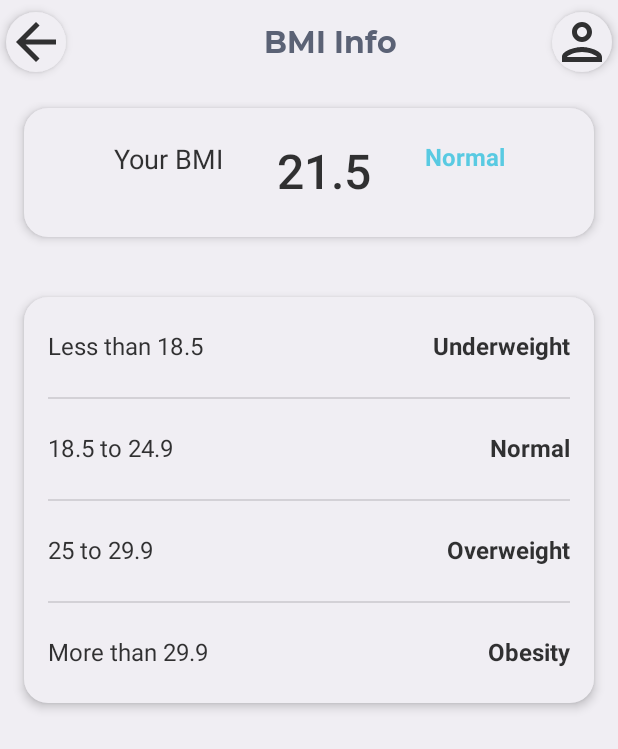
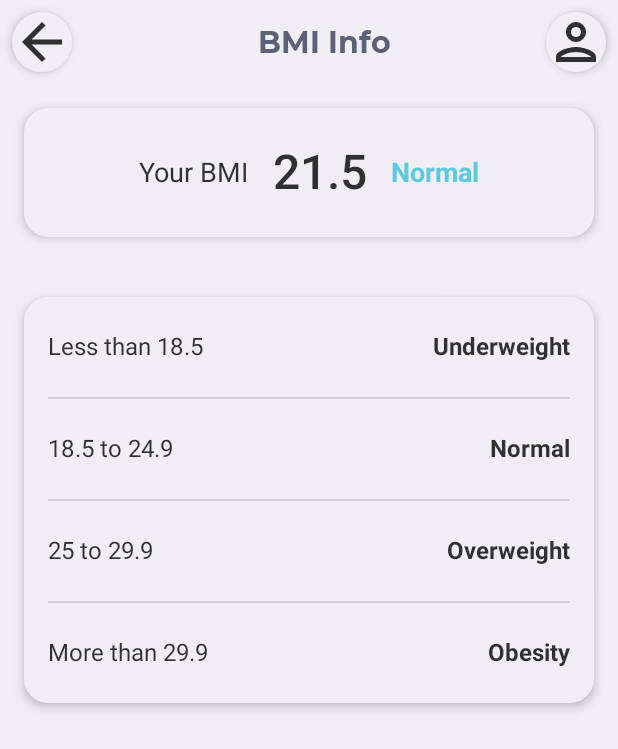
Before and after one commit to sagar2093/bmi-compose, an Android app built with Jetpack Compose: the screen it shows after launch (MainActivity), after a tap on "Details", on a phone screen of 412 x 824 dp. Shown: the top 749 px of the screen. Run offline under Robolectric (Android 15) with nearby library versions, the phone set to English and light mode, and no system bars; 3 other taps on this screen came first.

Commit message:
fix alignment issues

```diff
--- a/app/src/main/java/com/github/sagar2093/bmicompose/ui/HomeScreen.kt
+++ b/app/src/main/java/com/github/sagar2093/bmicompose/ui/HomeScreen.kt
@@ -185,7 +185,8 @@ private fun HeightSelector(
             modifier = Modifier
                 .fillMaxHeight(),
                 //.gravity(Alignment.CenterHorizontally),
-            verticalArrangement = Arrangement.Center
+            verticalArrangement = Arrangement.Center,
+            horizontalAlignment = Alignment.CenterHorizontally
         ) {
             Text(
                 text = "Height",
@@ -222,7 +223,8 @@ private fun NumberPicker(
     RoundedCard(modifier = modifier) {
         Column(
             modifier = Modifier,
-            verticalArrangement = Arrangement.Center
+            verticalArrangement = Arrangement.spacedBy(8.dp,Alignment.CenterVertically),
+            horizontalAlignment = Alignment.CenterHorizontally
         ) {
             Text(
                 text = label,
@@ -236,7 +238,7 @@ private fun NumberPicker(
             )
             Row(
                 horizontalArrangement = Arrangement.SpaceEvenly,
-                modifier = ColumnChildModifier
+                modifier = ColumnChildModifier.fillMaxWidth()
             ) {
                 RoundIconButton(imageVector = Icons.Default.Add, onClick = {
                     if (pickerState.value < range.last) {
--- a/app/src/main/java/com/github/sagar2093/bmicompose/ui/InfoScreen.kt
+++ b/app/src/main/java/com/github/sagar2093/bmicompose/ui/InfoScreen.kt
@@ -73,10 +73,9 @@ private fun Content(bmi: BmiCalculator) {
             Row(
                 modifier = Modifier
                     .padding(24.dp)
-                    .fillMaxWidth()
-                    .align(Alignment.CenterHorizontally),
-                horizontalArrangement = Arrangement.SpaceEvenly,
-                //verticalGravity = Alignment.CenterVertically
+                    .fillMaxWidth(),
+                horizontalArrangement = Arrangement.spacedBy(16.dp, Alignment.CenterHorizontally),
+                verticalAlignment = Alignment.CenterVertically
             ) {
                 Text(
                     text = "Your BMI",
@@ -93,7 +92,8 @@ private fun Content(bmi: BmiCalculator) {
                     text = bmi.result,
                     style = textStyle.copy(
                         color = accentColor,
-                        fontWeight = FontWeight.Bold
+                        fontWeight = FontWeight.Bold,
+                        fontSize = 18.sp
                     )
                 )
             }
--- a/app/src/main/java/com/github/sagar2093/bmicompose/ui/ResultScreen.kt
+++ b/app/src/main/java/com/github/sagar2093/bmicompose/ui/ResultScreen.kt
@@ -14,6 +14,7 @@ import androidx.compose.ui.graphics.Color
 import androidx.compose.ui.res.stringResource
 import androidx.compose.ui.text.*
 import androidx.compose.ui.text.font.FontWeight
+import androidx.compose.ui.text.style.TextAlign
 import androidx.compose.ui.tooling.preview.Preview
 import androidx.compose.ui.unit.TextUnit
 import androidx.compose.ui.unit.dp
@@ -79,7 +80,7 @@ private fun Content(result: BmiCalculator) {
                         .size(112.dp)
                         .padding(8.dp)
                         .align(Alignment.CenterHorizontally),
-                    //gravity = ContentGravity.Center
+                    contentAlignment = Alignment.Center
                 ) {
                     Text(
                         text = result.bmiString,
--- a/app/src/main/java/com/github/sagar2093/bmicompose/ui/widgets/RoundIconButton.kt
+++ b/app/src/main/java/com/github/sagar2093/bmicompose/ui/widgets/RoundIconButton.kt
@@ -1,6 +1,7 @@
 package com.github.sagar2093.bmicompose.ui.widgets
 
 import androidx.compose.foundation.clickable
+import androidx.compose.foundation.layout.padding
 import androidx.compose.foundation.layout.size
 import androidx.compose.foundation.shape.CircleShape
 import androidx.compose.material.Card
@@ -30,7 +31,7 @@ fun RoundIconButton(
     elevation: Dp = 4.dp
 ) {
     Card(
-        modifier = modifier
+        modifier = modifier.padding(all = 4.dp)
             .clickable(onClick = onClick)
             .then(IconButtonSizeModifier),
         shape = CircleShape,
```
